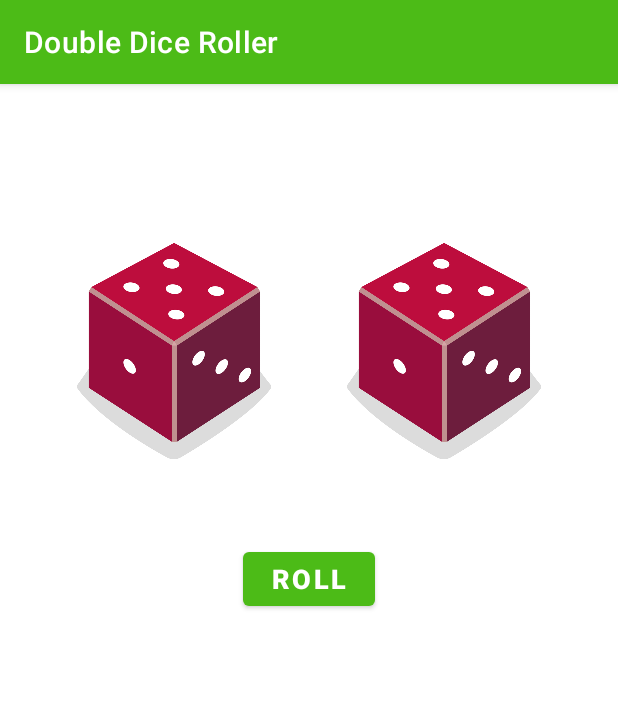
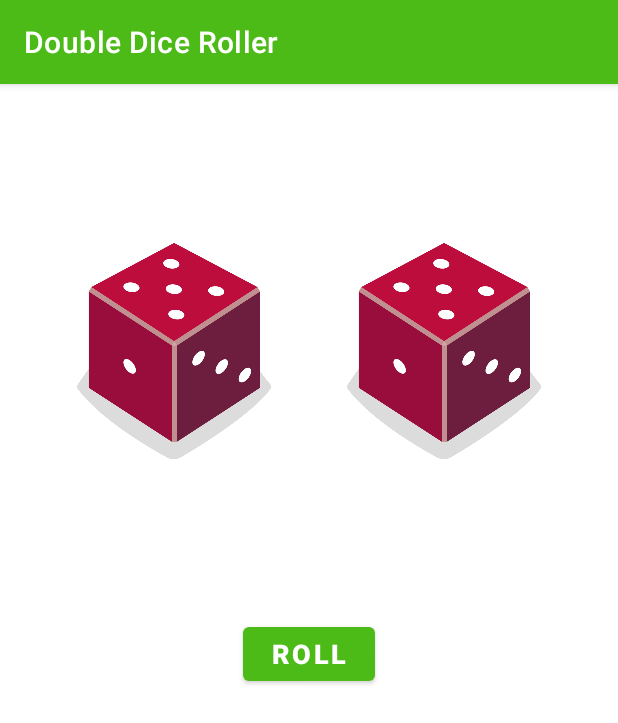
Before and after one commit to Crackmindedsk/DiceRollerApp, an Android app: the screen it shows after launch (MainActivity), on a phone screen of 412 x 824 dp. Shown: the top 723 px of the screen. Run offline under Robolectric (Android 15) with nearby library versions, the phone set to English and light mode, and no system bars; our stand-ins replace AdMob.

Commit message:
Improved UI

```diff
--- a/app/build.gradle
+++ b/app/build.gradle
@@ -10,8 +10,8 @@ android {
         applicationId "sharlene.work.diceroller"
         minSdkVersion 19
         targetSdkVersion 30
-        versionCode 1
-        versionName "1.1"
+        versionCode 2
+        versionName "2"
 
         multiDexEnabled=true
         testInstrumentationRunner "androidx.test.runner.AndroidJUnitRunner"
--- a/app/src/main/java/sharlene/work/diceroller/MainActivity.kt
+++ b/app/src/main/java/sharlene/work/diceroller/MainActivity.kt
@@ -19,6 +19,8 @@ class MainActivity : AppCompatActivity() {
     override fun onCreate(savedInstanceState: Bundle?) {
         super.onCreate(savedInstanceState)
         setContentView(R.layout.activity_main)
+
+        //Smart Banner from admob
         MobileAds.initialize(this){}
         madView=findViewById(R.id.ad_view)
         val adRequest=AdRequest.Builder().build()
--- a/app/src/main/res/layout/activity_main.xml
+++ b/app/src/main/res/layout/activity_main.xml
@@ -17,7 +17,7 @@
         android:id="@+id/imageView"
         android:layout_width="129dp"
         android:layout_height="156dp"
-        android:layout_marginBottom="50dp"
+        android:layout_marginBottom="100dp"
         android:scaleType="fitCenter"
         app:layout_constraintBottom_toTopOf="@id/button"
         app:layout_constraintEnd_toStartOf="@+id/imageView2"
@@ -30,7 +30,7 @@
         android:id="@+id/imageView2"
         android:layout_width="129dp"
         android:layout_height="156dp"
-        android:layout_marginBottom="50dp"
+        android:layout_marginBottom="100dp"
         android:scaleType="fitCenter"
         app:layout_constraintBottom_toTopOf="@id/button"
         app:layout_constraintEnd_toEndOf="parent"
@@ -43,7 +43,7 @@
         android:id="@+id/button"
         android:layout_width="wrap_content"
         android:layout_height="wrap_content"
-        android:layout_marginBottom="200dp"
+        android:layout_marginBottom="300dp"
         android:shadowColor="@color/black"
         android:shadowDx="15"
         android:shadowDy="15"
```
